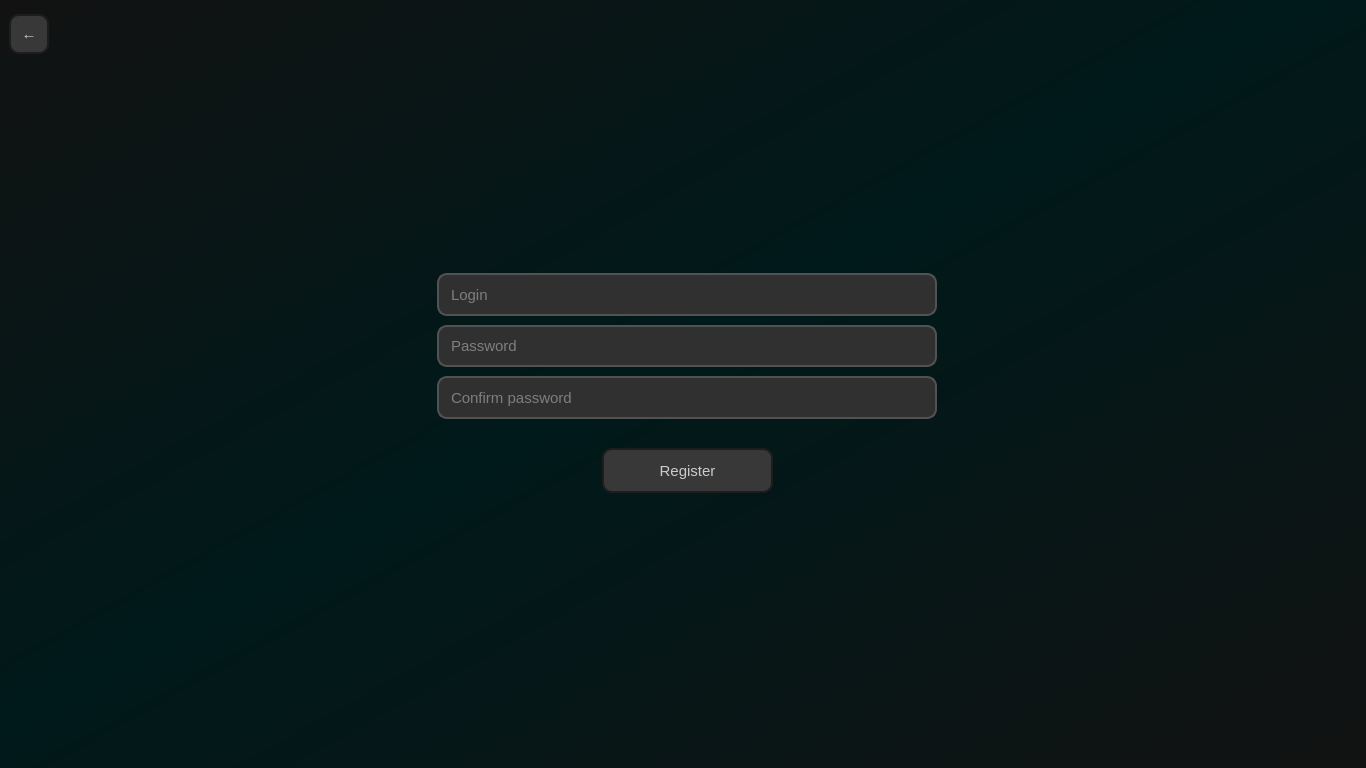
Above: Lab2/Lab2_proj/ClientPart/mainwindow.ui from BohdanGunko/clientServetTcpIp before the change. Below: the same form after it.
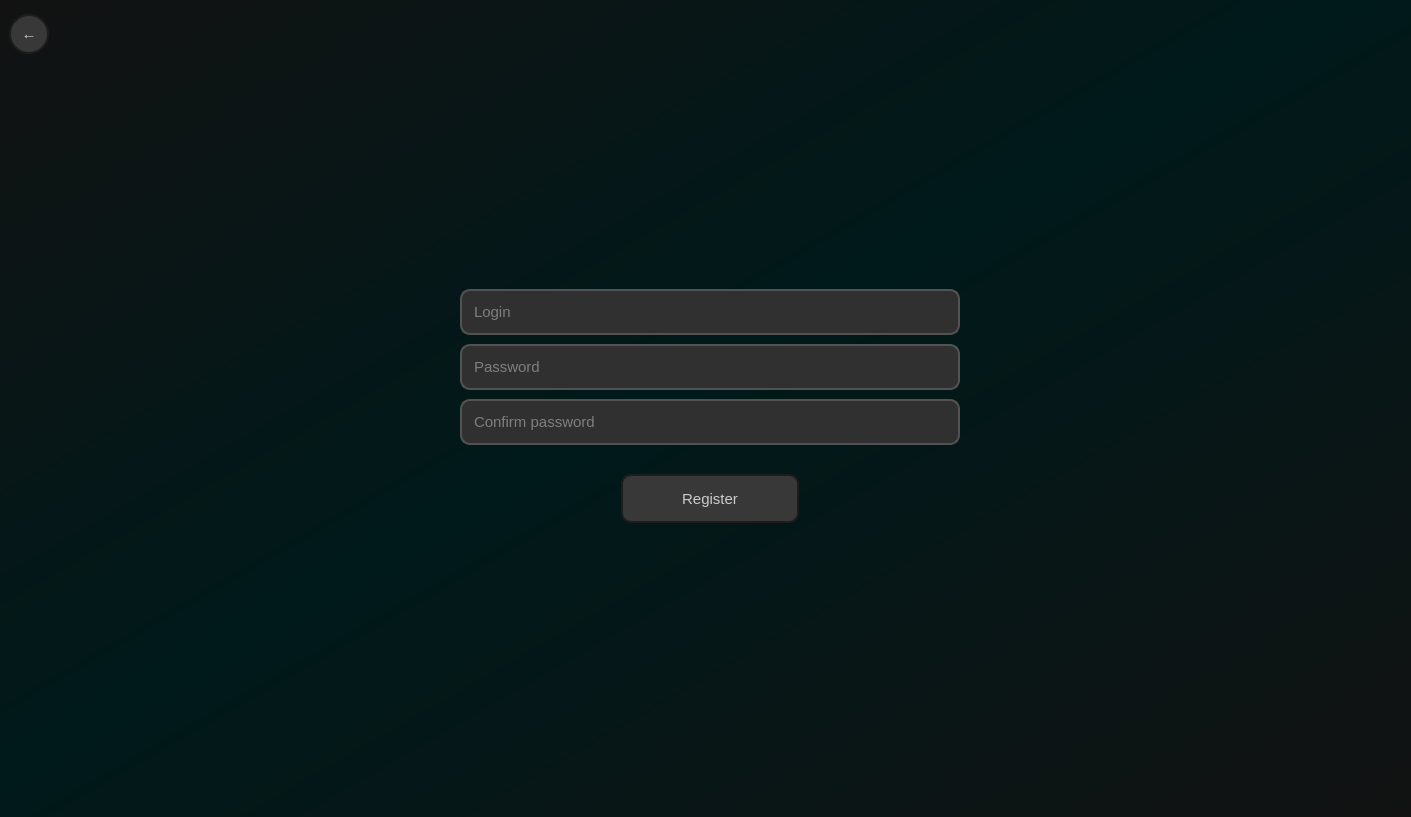
That is the form after the change. The open tabs and pages were chosen to show the change.

Commit message: Added echo modes to password input involving text boxes

Diff of the .ui file:
```diff
--- a/Lab2/Lab2_proj/ClientPart/mainwindow.ui
+++ b/Lab2/Lab2_proj/ClientPart/mainwindow.ui
@@ -6,8 +6,8 @@
    <rect>
     <x>0</x>
     <y>0</y>
-    <width>1366</width>
-    <height>768</height>
+    <width>1411</width>
+    <height>817</height>
    </rect>
   </property>
   <property name="maximumSize">
@@ -39,7 +39,7 @@
     <item>
      <widget class="QStackedWidget" name="stackedWidget">
       <property name="currentIndex">
-       <number>0</number>
+       <number>1</number>
       </property>
       <widget class="QWidget" name="LoginMenu">
        <property name="sizePolicy">
@@ -116,8 +116,6 @@
 
 /*--------------------------------Line edit--------------------------------*/
 
-
-
 QLineEdit{
 	background-color:#303030 ;
 
@@ -145,7 +143,8 @@
 	background-color: #1D1D1D;
 
 	border-color: #00B3A6;
-}</string>
+}
+</string>
        </property>
        <layout class="QVBoxLayout" name="verticalLayout_4" stretch="0">
         <property name="spacing">
@@ -372,7 +371,7 @@
                 </property>
                 <property name="maximumSize">
                  <size>
-                  <width>250</width>
+                  <width>300</width>
                   <height>55</height>
                  </size>
                 </property>
@@ -420,6 +419,9 @@
                   <height>55</height>
                  </size>
                 </property>
+                <property name="echoMode">
+                 <enum>QLineEdit::Password</enum>
+                </property>
                 <property name="placeholderText">
                  <string>Password</string>
                 </property>
@@ -558,7 +560,6 @@
 /*--------------------------------Button--------------------------------*/
 
 QPushButton{
-	
 	background-color: #383838;
 	
 	border: 2px solid #1D1D1D;
@@ -567,13 +568,27 @@
 	color:#CCCCCC;
 	font-family: &quot;Open Sans Light&quot;;
 	font-size: 15px;
-
 }
 
 QPushButton:hover:!pressed{
 	background-color: #005457;
 }
 
+/*For go back button*/
+QPushButton#RegGoBackButton{
+	background-color: #383838;
+	
+	border: 2px solid #1D1D1D;
+	border-radius:20px;
+
+	color:#CCCCCC;
+	font-family: &quot;Open Sans Light&quot;;
+	font-size: 15px;
+}
+
+QPushButton#RegGoBackButton:hover:!pressed{
+	background-color: #005457;
+}
 /*--------------------------------Check box--------------------------------*/
 QCheckBox {
 	color:#999999;
@@ -712,7 +727,7 @@
              <number>0</number>
             </property>
             <item>
-             <widget class="QPushButton" name="RegGoBaxkButton">
+             <widget class="QPushButton" name="RegGoBackButton">
               <property name="sizePolicy">
                <sizepolicy hsizetype="Fixed" vsizetype="Fixed">
                 <horstretch>0</horstretch>
@@ -847,6 +862,9 @@
                 <height>55</height>
                </size>
               </property>
+              <property name="echoMode">
+               <enum>QLineEdit::Password</enum>
+              </property>
               <property name="placeholderText">
                <string>Password</string>
               </property>
@@ -872,6 +890,9 @@
                 <height>55</height>
                </size>
               </property>
+              <property name="echoMode">
+               <enum>QLineEdit::Normal</enum>
+              </property>
               <property name="placeholderText">
                <string>Login</string>
               </property>
@@ -897,6 +918,9 @@
                 <height>55</height>
                </size>
               </property>
+              <property name="echoMode">
+               <enum>QLineEdit::Password</enum>
+              </property>
               <property name="placeholderText">
                <string>Confirm password</string>
               </property>
```
Left out of the diff: 2 changed lines with no effect on the pictures. The commit also changes 7 other files.
